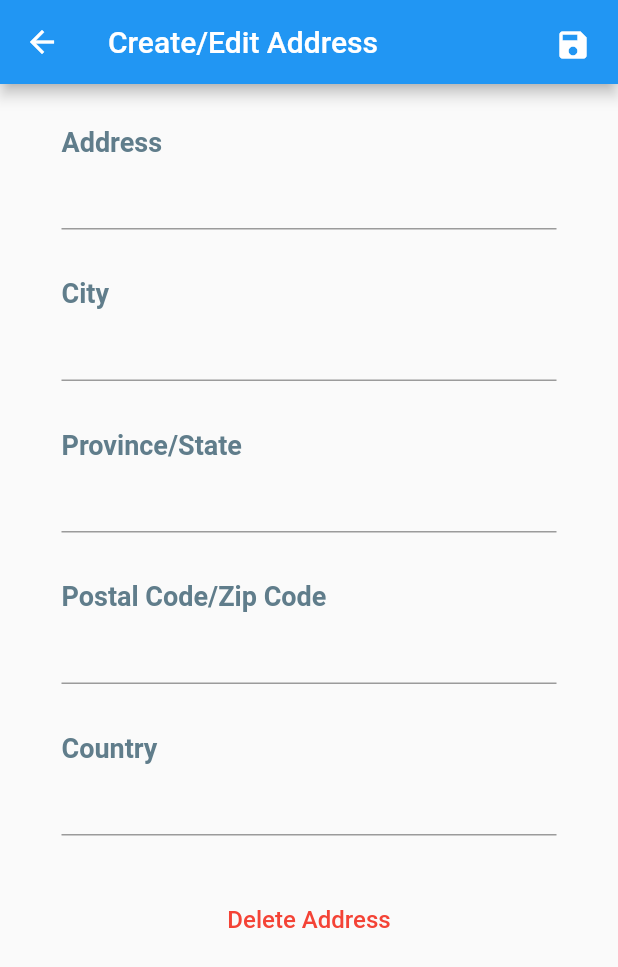
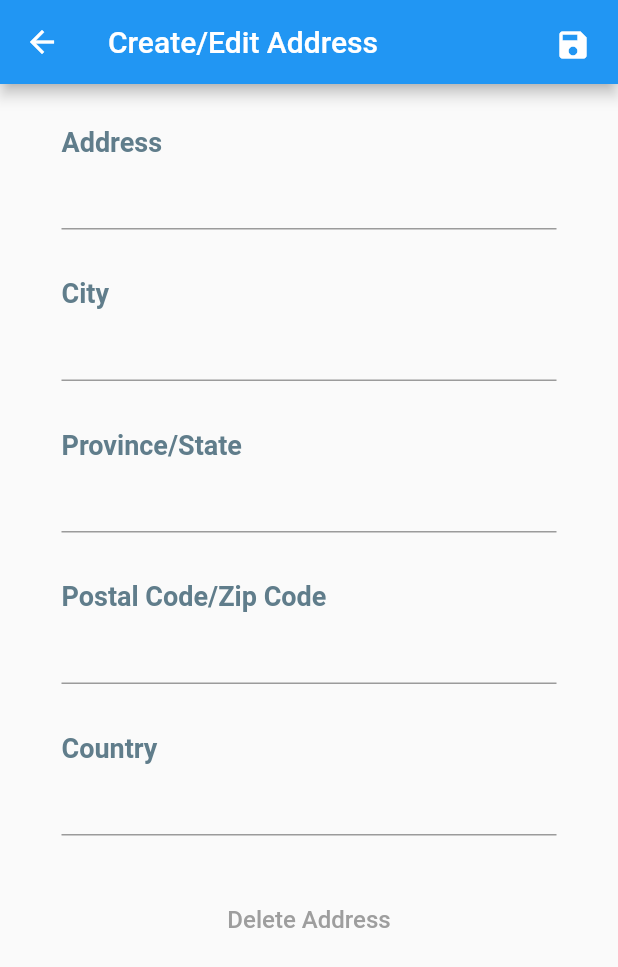
Before and after one commit to ammarkhan310/buzz-off, a Flutter app: the CreateEditAddress screen opened by its route, on a phone screen of 412 x 824 dp. Shown: the top 967 px of the screen. Run offline on Flutter 3.47's test engine with Material 2 defaults, Android fonts, the phone set to English and light mode, and no system bars; our stand-ins replace cloud_firestore, firebase_core, hexcolor, sleek_circular_slider, sqflite; accounts and stored records are empty.

Commit message:
Code Refactor

```diff
--- a/app/lib/main.dart
+++ b/app/lib/main.dart
@@ -3,9 +3,9 @@ import 'package:app/profile/model/profile.dart';
 import 'package:flutter/material.dart';
 import 'package:app/nav_page.dart';
 import 'package:app/profile/view/profile_page.dart';
-import 'package:app/profile/view/profile_page_edit.dart';
-import 'package:app/profile/view/edit_address_form.dart';
-import 'package:app/profile/view/choose_profile.dart';
+import 'package:app/profile/view/create_edit_profile.dart';
+import 'package:app/profile/view/create_edit_address.dart';
+import 'package:app/profile/view/profile_selector.dart';
 import 'package:provider/provider.dart';
 import 'package:app/statistics/view/statistics_page.dart';
 import 'package:app/test_page.dart';
--- a/app/lib/profile/view/edit_address_form.dart
+++ b/app/lib/profile/view/create_edit_address.dart
@@ -112,16 +112,20 @@ class _CreateEditAddressState extends State<CreateEditAddress> {
                           ),
                         )
                       : FlatButton(
-                          onPressed: () {
-                            addressList.deleteAddressWithId(
-                                this.widget.data.toMap()['id']);
-                            Navigator.of(context).pop();
-                          },
+                          onPressed: this.widget.data != null
+                              ? () {
+                                  addressList.deleteAddressWithId(
+                                      this.widget.data.toMap()['id']);
+                                  Navigator.of(context).pop();
+                                }
+                              : null,
                           child: Text(
                             "Delete Address",
                             style: TextStyle(
                               fontSize: 16,
-                              color: Colors.red,
+                              color: this.widget.data != null
+                                  ? Colors.red
+                                  : Colors.grey,
                             ),
                           ),
                         ),
--- a/app/lib/profile/view/profile_page.dart
+++ b/app/lib/profile/view/profile_page.dart
@@ -1,5 +1,5 @@
 import 'package:app/profile/model/address.dart';
-import 'package:app/profile/view/edit_address_form.dart';
+import 'package:app/profile/view/create_edit_address.dart';
 import 'package:flutter/material.dart';
 import 'package:provider/provider.dart';
 
--- a/app/lib/profile/view/choose_profile.dart
+++ b/app/lib/profile/view/profile_selector.dart
@@ -1,5 +1,5 @@
 import 'package:app/profile/model/profile.dart';
-import 'package:app/profile/view/profile_page_edit.dart';
+import 'package:app/profile/view/create_edit_profile.dart';
 import 'package:flutter/material.dart';
 import 'package:provider/provider.dart';
 
```
Also changed, not shown: app/lib/profile/view/create_edit_profile.dart (renamed from app/lib/profile/view/profile_page_edit.dart, +10 -6 lines).
